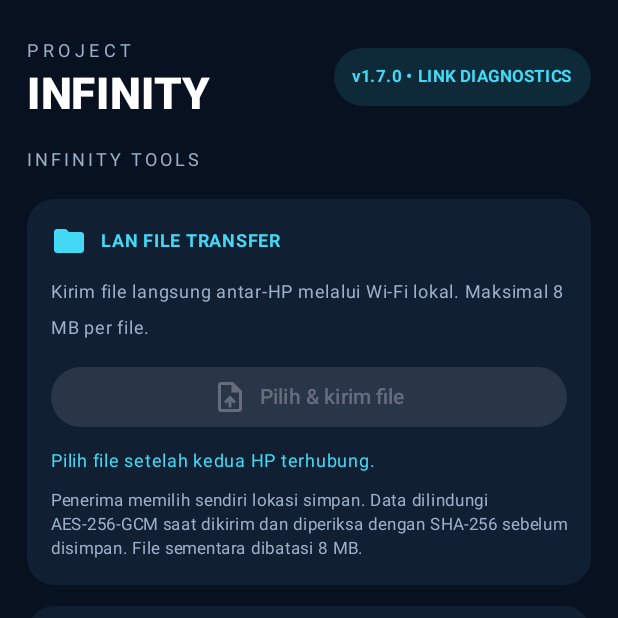
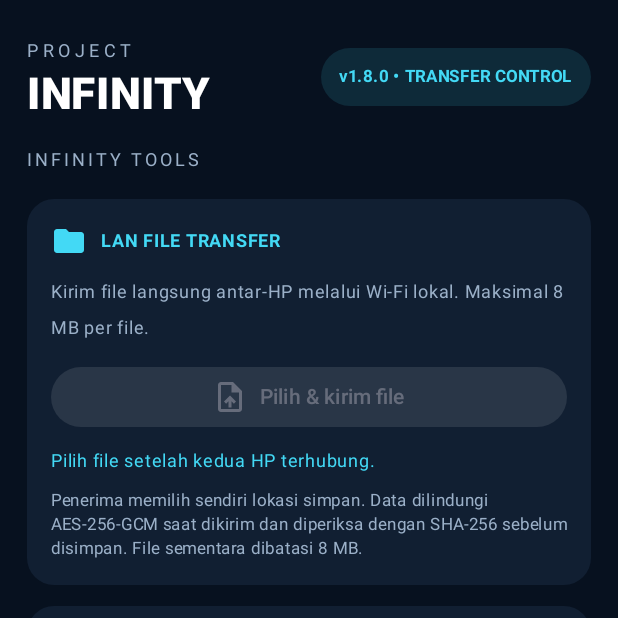
Before and after one commit to suksesjt12-source/Project-Infinit, an Android app built with Jetpack Compose: the screen it shows after launch (MainActivity), item 3 of the bottom bar chosen, on a phone screen of 412 x 824 dp, the top half of it. Run offline under Robolectric (Android 15) with nearby library versions, the phone set to English and light mode, and no system bars.

Commit message:
Update 1.8.0 transfer controls UI

```diff
--- a/app/src/main/java/com/infinity/dual/MainActivity.kt
+++ b/app/src/main/java/com/infinity/dual/MainActivity.kt
@@ -642,7 +642,7 @@ fun InfinityApp() {
                             Text("INFINITY", fontSize = 29.sp, fontWeight = FontWeight.Black, color = Color.White)
                         }
                         Surface(color = Cyan.copy(alpha = .12f), shape = RoundedCornerShape(20.dp)) {
-                            Text("v1.7.0 • LINK DIAGNOSTICS", color = Cyan, modifier = Modifier.padding(horizontal = 12.dp, vertical = 7.dp), fontSize = 11.sp, fontWeight = FontWeight.Bold)
+                            Text("v1.8.0 • TRANSFER CONTROL", color = Cyan, modifier = Modifier.padding(horizontal = 12.dp, vertical = 7.dp), fontSize = 11.sp, fontWeight = FontWeight.Bold)
                         }
                     }
                 }
@@ -1151,7 +1151,7 @@ private fun FileTransferCard(
                 Text("LAN FILE TRANSFER", color = Cyan, fontSize = 12.sp, fontWeight = FontWeight.Bold)
             }
             Text("Kirim file langsung antar-HP melalui Wi-Fi lokal. Maksimal 8 MB per file.", color = Muted, fontSize = 12.sp)
-            Button(onClick = onPickFile, enabled = isConnected && !isSending && incomingName == null, modifier = Modifier.fillMaxWidth()) {
+            Button(onClick = onPickFile, enabled = isConnected && !isSending && !isReceiving && incomingName == null, modifier = Modifier.fillMaxWidth()) {
                 Icon(Icons.Default.UploadFile, contentDescription = null)
                 Spacer(Modifier.width(8.dp))
                 Text(if (isSending) "Sedang mengirim..." else "Pilih & kirim file")
```
